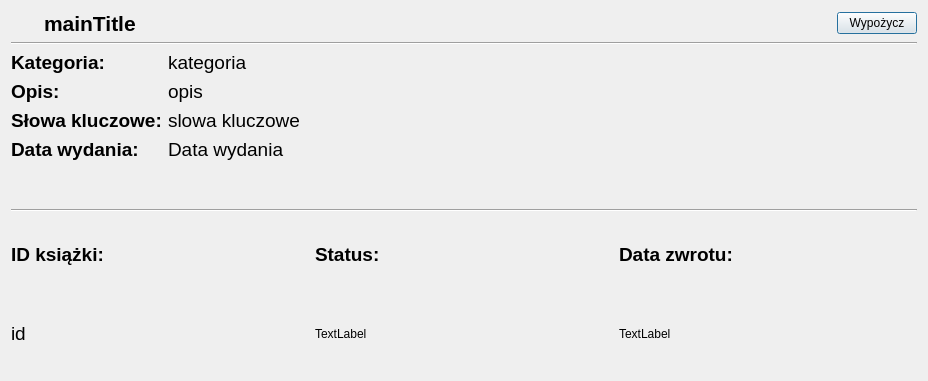
Old version of the form Bookdetails.ui in the repository KostekF/ELS.
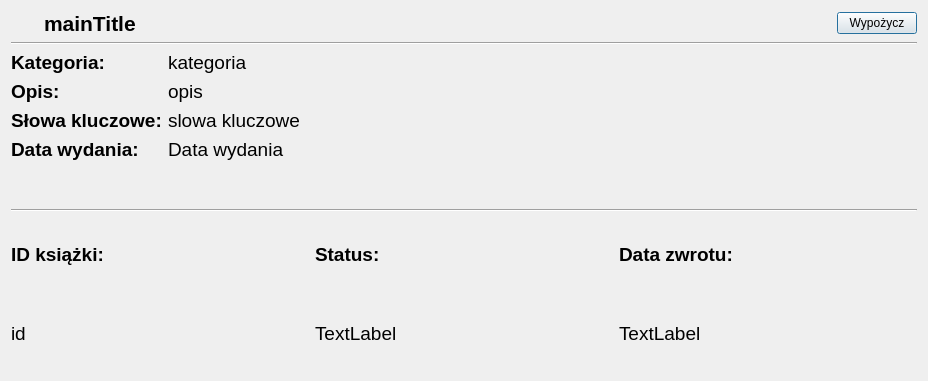
New version of the form. Icons and pictures are not drawn.

Patch:
```diff
--- a/Bookdetails.ui
+++ b/Bookdetails.ui
@@ -250,7 +250,12 @@
         </widget>
        </item>
        <item>
-        <widget class="QLabel" name="label_8">
+        <widget class="QLabel" name="label_bookStatus">
+         <property name="font">
+          <font>
+           <pointsize>14</pointsize>
+          </font>
+         </property>
          <property name="text">
           <string>TextLabel</string>
          </property>
@@ -276,6 +281,11 @@
        </item>
        <item>
         <widget class="QLabel" name="label_9">
+         <property name="font">
+          <font>
+           <pointsize>14</pointsize>
+          </font>
+         </property>
          <property name="text">
           <string>TextLabel</string>
          </property>
```
